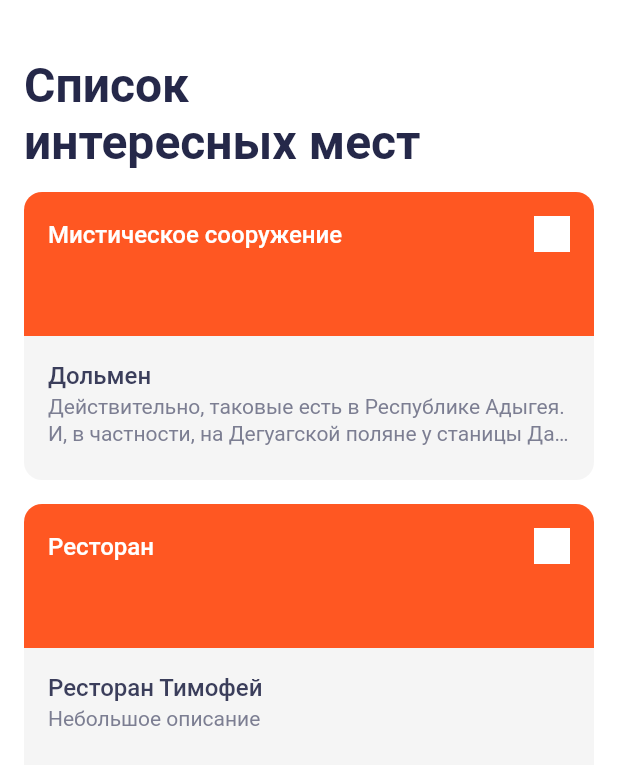
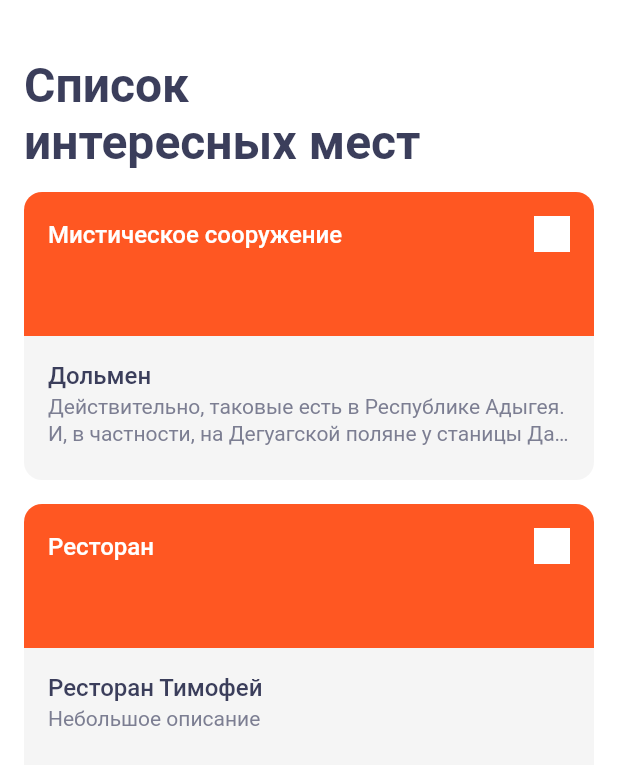
Before and after one commit to Aidamir/surf-flutter-course-lovpache, a Flutter app: the screen it shows after launch, on a phone screen of 412 x 824 dp. Shown: the top 765 px of the screen. Run offline on Flutter 3.47's test engine with Material 2 defaults, Android fonts, the phone set to English and light mode, and no system bars.

Commit message:
constants fixes

```diff
--- a/lib/ui/res/constants.dart
+++ b/lib/ui/res/constants.dart
@@ -2,7 +2,7 @@ import 'package:flutter/material.dart';
 
 /// Строковые константы приложения
 class AppStrings {
-  static const appTitle = 'Список\nиинтересных мест';
+  static const appTitle = 'Список\nинтересных мест';
 }
 
 class AppAssets {
@@ -10,35 +10,50 @@ class AppAssets {
 
 class AppTypography {
   static const appBarTextStyle = TextStyle(
-    color: Color(0xff252849),
+    color: AppColors.textColorRegular,
     fontFamily: 'Roboto',
     fontSize: 32,
     fontStyle: FontStyle.normal,
     fontWeight: FontWeight.w700,
   );
-  static const lightGreyTinyTextStyle = TextStyle(
-    color: Color(0xff7C7E92),
+  static const largeTitle24w700 = TextStyle(
+    color: AppColors.textColorRegular,
+    fontFamily: 'Roboto',
+    fontSize: 24,
+    fontStyle: FontStyle.normal,
+    fontWeight: FontWeight.w700,
+    height: 29/24,
+  );
+  static const lightTextStyle = TextStyle(
+    color: AppColors.textColorLight,
     fontFamily: 'Roboto',
     fontSize: 14,
     fontStyle: FontStyle.normal,
     fontWeight: FontWeight.w400,
     height: 18/14,
   );
-  static const placeTitleTextStyle = TextStyle(
-    color: Color(0xff3B3E5B),
+  static const smallTitle16w500 = TextStyle(
+    color: AppColors.textColorRegular,
     fontFamily: 'Roboto',
     fontSize: 16,
     fontStyle: FontStyle.normal,
     fontWeight: FontWeight.w500,
     height: 20/16,
   );
+  static const placeTitleTextStyleBold = TextStyle(
+    color: AppColors.textColorRegular,
+    fontFamily: 'Roboto',
+    fontSize: 24,
+    fontStyle: FontStyle.normal,
+    fontWeight: FontWeight.w500,
+    height: 29/24,
+  );
 
 }
 
 class AppColors {
   static const backgroundColor = Colors.white;
-/*  static const backgroundColor = Color(0xfff5f5f5);
-  static const backgroundPlaceItemBottom = Color(0xffe9ebee);*/
+  static const textColorRegular = Color(0xff3B3E5B);
+  static const textColorLight = Color(0xff7C7E92);
   static const backgroundPlaceItemBottom = Color(0xfff5f5f5);
-  static const placeTypeColor = Colors.white;
 }
--- a/lib/ui/screen/sight_card.dart
+++ b/lib/ui/screen/sight_card.dart
@@ -27,12 +27,12 @@ class SightCard extends StatelessWidget {
                   Expanded(
                       child: Text(
                     sight.type,
-                    style: AppTypography.placeTitleTextStyle.apply(color: AppColors.placeTypeColor),
+                    style: AppTypography.smallTitle16w500.apply(color: AppColors.backgroundColor),
                   ),),
                   Container(
                     width: 24,
                     height: 24,
-                    color: AppColors.placeTypeColor,
+                    color: AppColors.backgroundColor,
                   ),
                 ],
               ),
@@ -51,11 +51,11 @@ class SightCard extends StatelessWidget {
             mainAxisSize: MainAxisSize.min,
             crossAxisAlignment: CrossAxisAlignment.start,
             children: [
-              Text(sight.name, style: AppTypography.placeTitleTextStyle),
+              Text(sight.name, style: AppTypography.smallTitle16w500),
               const SizedBox(
                 height: 2,
               ),
-              Text(sight.details, style: AppTypography.lightGreyTinyTextStyle,overflow: TextOverflow.ellipsis,maxLines: 2),
+              Text(sight.details, style: AppTypography.lightTextStyle,overflow: TextOverflow.ellipsis,maxLines: 2),
             ],
           ),
         ),
```
